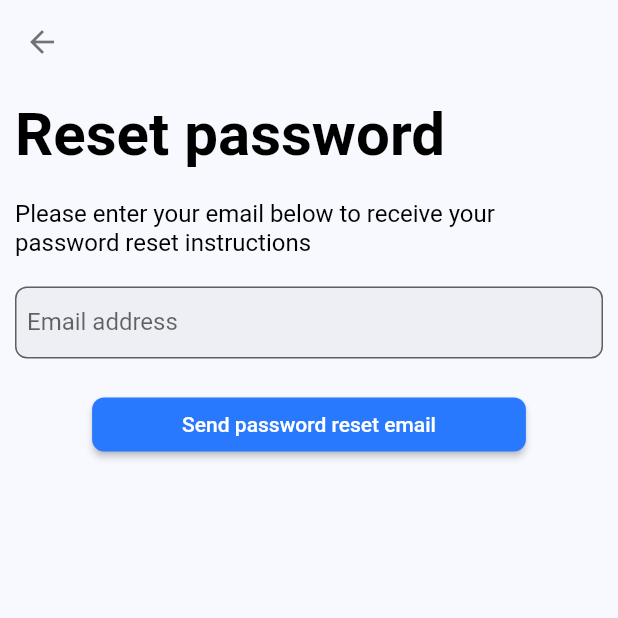
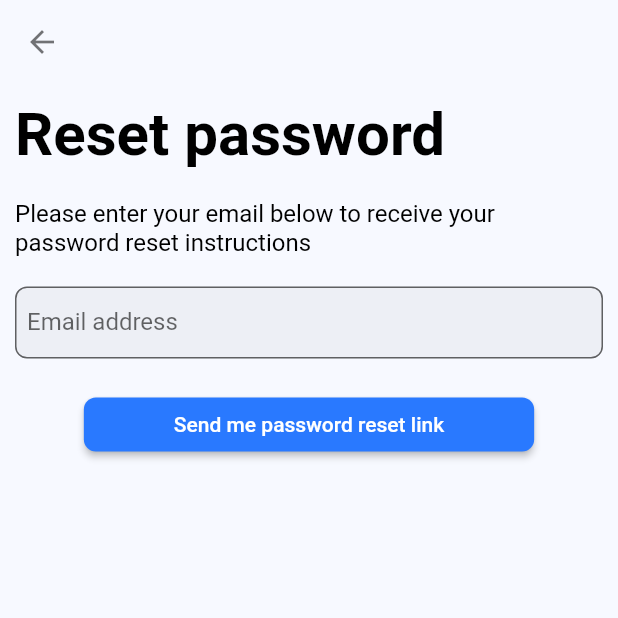
Before and after one commit to ngocnam11/e_shop, a Flutter app: the ForgotPasswordScreen screen opened by its route, on a phone screen of 412 x 824 dp, the top half of it. Run offline on Flutter 3.47's test engine with Material 2 defaults, Android fonts, the phone set to English and light mode, and no system bars; our stand-ins replace carousel_slider, cloud_firestore, equatable, firebase_auth, firebase_core, firebase_storage and 3 more; accounts and stored records are empty; project files that could hold a hidden picture were left out.

Commit message:
add forgot password service

```diff
--- a/lib/screens/forgot_password_screen.dart
+++ b/lib/screens/forgot_password_screen.dart
@@ -1,19 +1,48 @@
 import 'package:flutter/material.dart';
 
+import '../config/utils.dart';
 import '../router/router.dart';
+import '../services/auth_services.dart';
 import '../widgets/text_field_input.dart';
 
-class ForgotPasswordScreen extends StatelessWidget {
-  ForgotPasswordScreen({Key? key}) : super(key: key);
+class ForgotPasswordScreen extends StatefulWidget {
+  const ForgotPasswordScreen({Key? key}) : super(key: key);
 
   static MaterialPageRoute route() {
     return MaterialPageRoute(
       settings: const RouteSettings(name: AppRouter.forgotPassword),
-      builder: (_) => ForgotPasswordScreen(),
+      builder: (_) => const ForgotPasswordScreen(),
     );
   }
 
+  @override
+  State<ForgotPasswordScreen> createState() => _ForgotPasswordScreenState();
+}
+
+class _ForgotPasswordScreenState extends State<ForgotPasswordScreen> {
   final TextEditingController emailController = TextEditingController();
+
+  bool _isLoading = false;
+
+  void sendPasswordReset() async {
+    setState(() {
+      _isLoading = true;
+    });
+    String res = await AuthServices().sendForgotPasswordEmail(
+      toEmail: emailController.text,
+    );
+
+    if (!mounted) return;
+
+    if (res == 'success') {
+      showSnackBar(context, 'Please check your email for password reset link');
+    } else {
+      showSnackBar(context, res);
+    }
+    setState(() {
+      _isLoading = false;
+    });
+  }
 
   @override
   Widget build(BuildContext context) {
@@ -54,8 +83,14 @@ class ForgotPasswordScreen extends StatelessWidget {
                     vertical: 10,
                   ),
                 ),
-                onPressed: () {},
-                child: const Text('Send password reset email'),
+                onPressed: sendPasswordReset,
+                child: _isLoading
+                    ? const Center(
+                        child: CircularProgressIndicator(
+                          color: Colors.white,
+                        ),
+                      )
+                    : const Text('Send me password reset link'),
               ),
             ),
           ],
```
Also changed, not shown: lib/services/auth_services.dart (+11 -0 lines).
